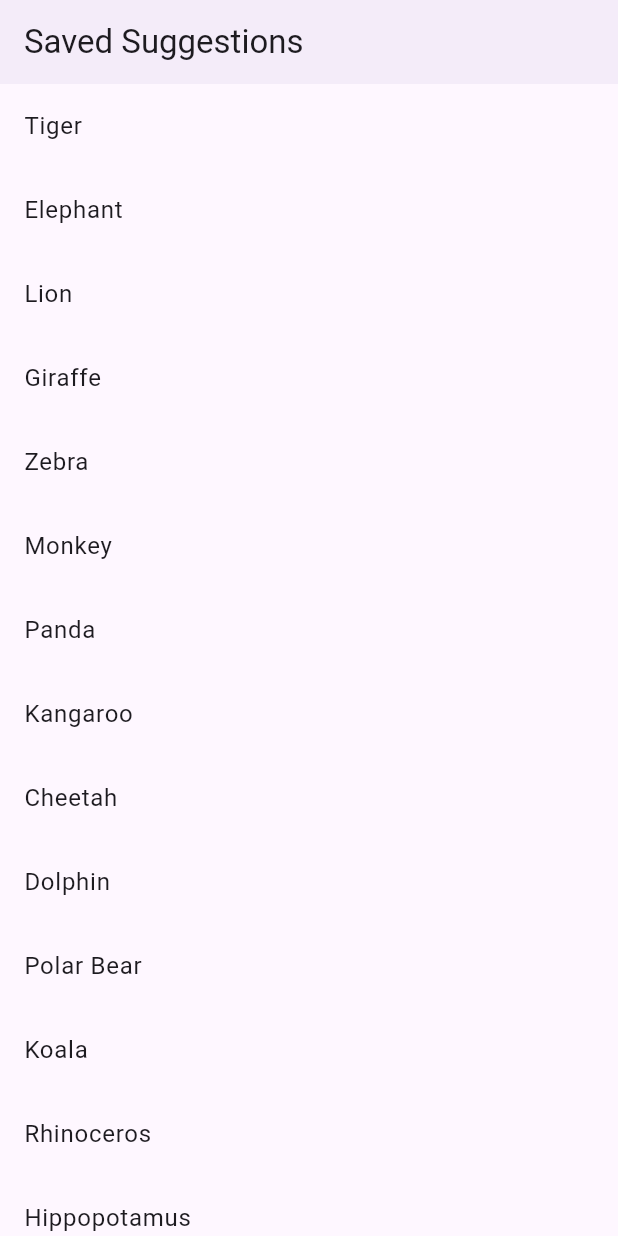
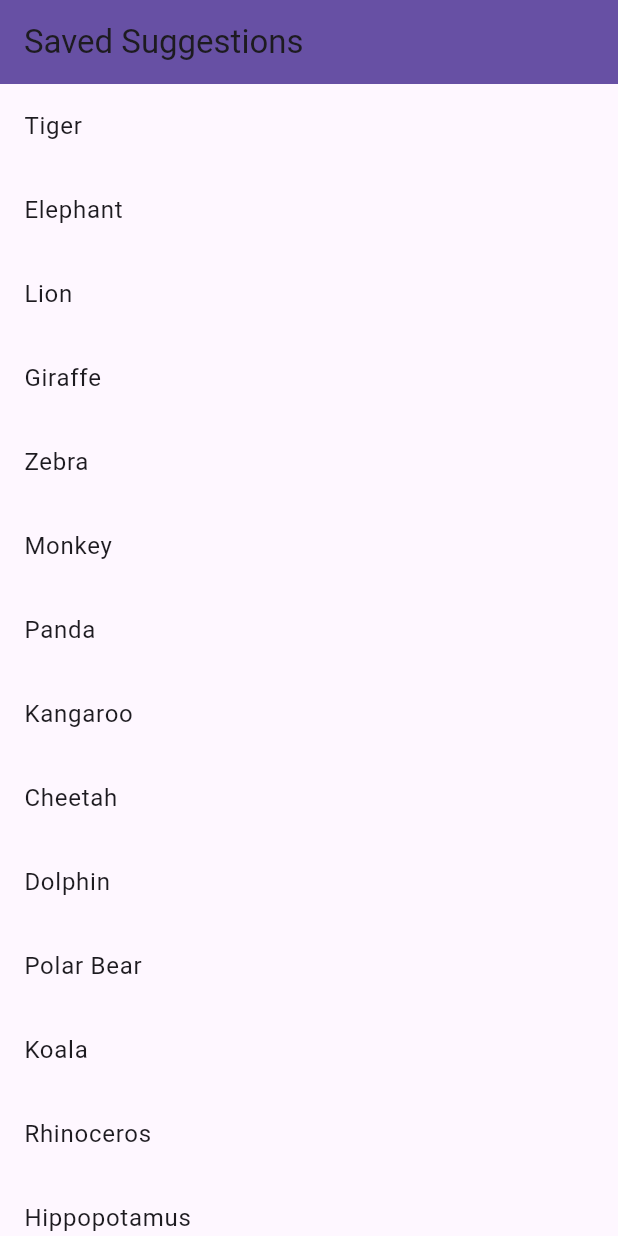
Before and after one commit to ALIRAZA17/MAD-Lab6, a Flutter app: the screen it shows after launch, on a phone screen of 412 x 824 dp. Run offline on Flutter 3.47's test engine with Material 3 defaults, Android fonts, the phone set to English and light mode, and no system bars.

Commit message:
Some changes

```diff
--- a/Task1/lib/main.dart
+++ b/Task1/lib/main.dart
@@ -15,6 +15,7 @@ class MyApp extends StatelessWidget {
         primarySwatch: Colors.purple,
       ),
       home: const SavedSuggestionsScreen(),
+      debugShowCheckedModeBanner: false,
     );
   }
 }
@@ -60,7 +61,7 @@ class _SavedSuggestionsScreenState extends State<SavedSuggestionsScreen> {
     return Scaffold(
       appBar: AppBar(
         title: const Text('Saved Suggestions'),
-        elevation: 2,
+        backgroundColor: Theme.of(context).primaryColor,
       ),
       body: ListView.builder(
         itemCount: savedSuggestions.length,
```
